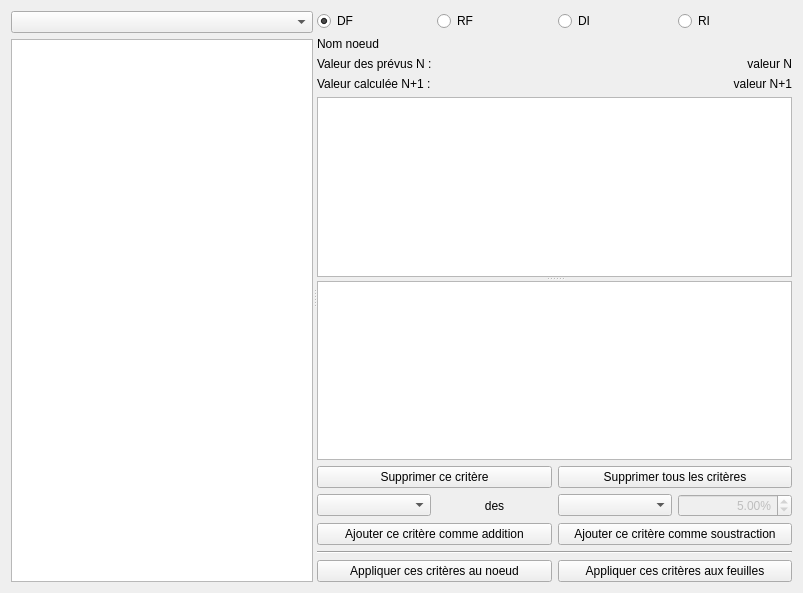
Old version of the form formauditprevisions.ui in the repository GiPiLab/ProtonClassicSuite.
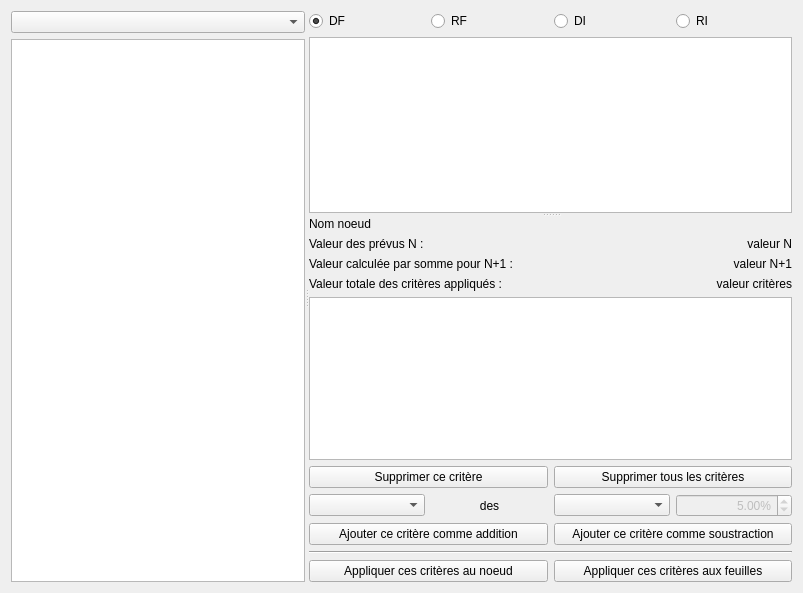
New version of the form.

Commit message: Prevision logic almost works

The edit to the form file:
```diff
--- a/formauditprevisions.ui
+++ b/formauditprevisions.ui
@@ -19,7 +19,7 @@
      <property name="orientation">
       <enum>Qt::Horizontal</enum>
      </property>
-     <widget class="QWidget" name="">
+     <widget class="QWidget" name="layoutWidget">
       <layout class="QVBoxLayout" name="verticalLayout">
        <item>
         <widget class="QComboBox" name="comboListPrevisions"/>
@@ -43,7 +43,7 @@
       <property name="orientation">
        <enum>Qt::Vertical</enum>
       </property>
-      <widget class="QWidget" name="">
+      <widget class="QWidget" name="layoutWidget">
        <layout class="QGridLayout" name="gridLayout">
         <item row="0" column="0" colspan="2">
          <layout class="QHBoxLayout" name="horizontalLayout">
@@ -80,14 +80,53 @@
           </item>
          </layout>
         </item>
-        <item row="2" column="0">
+        <item row="1" column="0" colspan="2">
+         <widget class="QTextBrowser" name="textBrowser">
+          <property name="font">
+           <font>
+            <pointsize>8</pointsize>
+           </font>
+          </property>
+          <property name="lineWrapMode">
+           <enum>QTextEdit::NoWrap</enum>
+          </property>
+          <property name="readOnly">
+           <bool>true</bool>
+          </property>
+          <property name="openLinks">
+           <bool>false</bool>
+          </property>
+         </widget>
+        </item>
+       </layout>
+      </widget>
+      <widget class="QWidget" name="layoutWidget">
+       <layout class="QGridLayout" name="gridLayout_2">
+        <item row="9" column="2" colspan="2">
+         <widget class="QPushButton" name="pushButtonApplyToLeaves">
+          <property name="text">
+           <string>Appliquer ces critères aux feuilles</string>
+          </property>
+         </widget>
+        </item>
+        <item row="0" column="0" colspan="4">
+         <widget class="QLabel" name="labelNodeName">
+          <property name="text">
+           <string>Nom noeud</string>
+          </property>
+          <property name="wordWrap">
+           <bool>true</bool>
+          </property>
+         </widget>
+        </item>
+        <item row="1" column="0" colspan="2">
          <widget class="QLabel" name="label_2">
           <property name="text">
            <string>Valeur des prévus N :</string>
           </property>
          </widget>
         </item>
-        <item row="2" column="1">
+        <item row="1" column="2" colspan="2">
          <widget class="QLabel" name="labelValueN">
           <property name="text">
            <string>valeur N</string>
@@ -97,14 +136,14 @@
           </property>
          </widget>
         </item>
-        <item row="3" column="0">
+        <item row="2" column="0" colspan="2">
          <widget class="QLabel" name="label_4">
           <property name="text">
-           <string>Valeur calculée N+1 :</string>
+           <string>Valeur calculée par somme pour N+1 :</string>
           </property>
          </widget>
         </item>
-        <item row="3" column="1">
+        <item row="2" column="2" colspan="2">
          <widget class="QLabel" name="labelValueNplus1">
           <property name="text">
            <string>valeur N+1</string>
@@ -114,34 +153,28 @@
           </property>
          </widget>
         </item>
-        <item row="4" column="0" colspan="2">
-         <widget class="QTextEdit" name="textEdit">
-          <property name="font">
-           <font>
-            <pointsize>7</pointsize>
-           </font>
+        <item row="5" column="2" colspan="2">
+         <widget class="QPushButton" name="pushButtonDeleteAll">
+          <property name="text">
+           <string>Supprimer tous les critères</string>
           </property>
-          <property name="readOnly">
-           <bool>true</bool>
-          </property>
          </widget>
         </item>
-        <item row="1" column="0" colspan="2">
-         <widget class="QLabel" name="labelNodeName">
+        <item row="5" column="0" colspan="2">
+         <widget class="QPushButton" name="pushButtonDelCriteria">
           <property name="text">
-           <string>Nom noeud</string>
+           <string>Supprimer ce critère</string>
           </property>
-          <property name="wordWrap">
-           <bool>true</bool>
-          </property>
          </widget>
         </item>
-       </layout>
-      </widget>
-      <widget class="QWidget" name="">
-       <layout class="QGridLayout" name="gridLayout_2">
-        <item row="0" column="0" colspan="4">
+        <item row="4" column="0" colspan="4">
          <widget class="QTableView" name="tableViewCriteria">
+          <property name="sizePolicy">
+           <sizepolicy hsizetype="Expanding" vsizetype="Maximum">
+            <horstretch>0</horstretch>
+            <verstretch>0</verstretch>
+           </sizepolicy>
+          </property>
           <property name="editTriggers">
            <set>QAbstractItemView::NoEditTriggers</set>
           </property>
@@ -154,6 +187,12 @@
           <property name="wordWrap">
            <bool>false</bool>
           </property>
+          <property name="cornerButtonEnabled">
+           <bool>false</bool>
+          </property>
+          <attribute name="horizontalHeaderStretchLastSection">
+           <bool>true</bool>
+          </attribute>
           <attribute name="verticalHeaderVisible">
            <bool>false</bool>
           </attribute>
@@ -162,17 +201,13 @@
           </attribute>
          </widget>
         </item>
-        <item row="1" column="2" colspan="2">
-         <widget class="QPushButton" name="pushButtonDeleteAll">
-          <property name="text">
-           <string>Supprimer tous les critères</string>
-          </property>
-         </widget>
-        </item>
-        <item row="2" column="0">
+        <item row="6" column="0">
          <widget class="QComboBox" name="comboBoxOperators"/>
         </item>
-        <item row="2" column="1">
+        <item row="6" column="2">
+         <widget class="QComboBox" name="comboBoxORED"/>
+        </item>
+        <item row="6" column="1">
          <widget class="QLabel" name="label_3">
           <property name="text">
            <string>des</string>
@@ -182,10 +217,14 @@
           </property>
          </widget>
         </item>
-        <item row="2" column="2">
-         <widget class="QComboBox" name="comboBoxORED"/>
+        <item row="7" column="0" colspan="2">
+         <widget class="QPushButton" name="pushButtonAddCriteriaToAdd">
+          <property name="text">
+           <string>Ajouter ce critère comme addition</string>
+          </property>
+         </widget>
         </item>
-        <item row="2" column="3">
+        <item row="6" column="3">
          <widget class="QDoubleSpinBox" name="doubleSpinBox">
           <property name="enabled">
            <bool>false</bool>
@@ -203,52 +242,48 @@
            <string>%</string>
           </property>
           <property name="maximum">
-           <double>10000.000000000000000</double>
+           <double>9999999999.000000000000000</double>
           </property>
           <property name="value">
            <double>5.000000000000000</double>
           </property>
          </widget>
         </item>
-        <item row="3" column="0" colspan="2">
-         <widget class="QPushButton" name="pushButtonAddCriteriaToAdd">
-          <property name="text">
-           <string>Ajouter ce critère comme addition</string>
-          </property>
-         </widget>
-        </item>
-        <item row="3" column="2" colspan="2">
+        <item row="7" column="2" colspan="2">
          <widget class="QPushButton" name="pushButtonAddCriteriaToSubstract">
           <property name="text">
            <string>Ajouter ce critère comme soustraction</string>
           </property>
          </widget>
         </item>
-        <item row="4" column="0" colspan="4">
-         <widget class="Line" name="line">
-          <property name="orientation">
-           <enum>Qt::Horizontal</enum>
-          </property>
-         </widget>
-        </item>
-        <item row="5" column="0" colspan="2">
+        <item row="9" column="0" colspan="2">
          <widget class="QPushButton" name="pushButtonApplyToNode">
           <property name="text">
            <string>Appliquer ces critères au noeud</string>
           </property>
          </widget>
         </item>
-        <item row="5" column="2" colspan="2">
-         <widget class="QPushButton" name="pushButtonApplyToLeaves">
+        <item row="8" column="0" colspan="4">
+         <widget class="Line" name="line">
+          <property name="orientation">
+           <enum>Qt::Horizontal</enum>
+          </property>
+         </widget>
+        </item>
+        <item row="3" column="2" colspan="2">
+         <widget class="QLabel" name="labelValuePrevisionItem">
           <property name="text">
-           <string>Appliquer ces critères aux feuilles</string>
+           <string>valeur critères</string>
           </property>
+          <property name="alignment">
+           <set>Qt::AlignRight|Qt::AlignTrailing|Qt::AlignVCenter</set>
+          </property>
          </widget>
         </item>
-        <item row="1" column="0" colspan="2">
-         <widget class="QPushButton" name="pushButtonDelCriteria">
+        <item row="3" column="0" colspan="2">
+         <widget class="QLabel" name="label">
           <property name="text">
-           <string>Supprimer ce critère</string>
+           <string>Valeur totale des critères appliqués :</string>
           </property>
          </widget>
         </item>
```
The commit also changes 14 other files.
